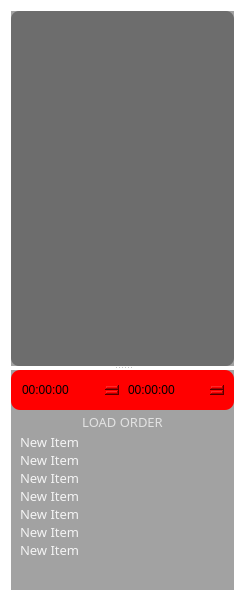
Old version of the form previewpanel.ui in the repository nothanley/ModManager.
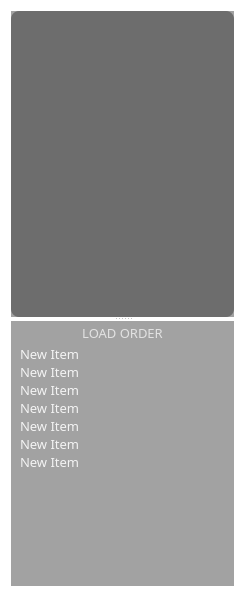
New version of the form.

Diff of the .ui file:
```diff
--- a/previewpanel.ui
+++ b/previewpanel.ui
@@ -48,7 +48,7 @@
       <property name="minimumSize">
        <size>
         <width>100</width>
-        <height>355</height>
+        <height>306</height>
        </size>
       </property>
       <property name="styleSheet">
@@ -78,6 +78,18 @@
        </property>
        <item>
         <widget class="QLabel" name="PreviewLabel">
+         <property name="sizePolicy">
+          <sizepolicy hsizetype="Expanding" vsizetype="Preferred">
+           <horstretch>0</horstretch>
+           <verstretch>0</verstretch>
+          </sizepolicy>
+         </property>
+         <property name="maximumSize">
+          <size>
+           <width>16777215</width>
+           <height>16777215</height>
+          </size>
+         </property>
          <property name="styleSheet">
           <string notr="true">QLabel{
 background-color: qlineargradient(spread: pad, 
@@ -101,7 +113,7 @@
          <property name="maximumSize">
           <size>
            <width>16777215</width>
-           <height>138</height>
+           <height>150</height>
           </size>
          </property>
          <property name="styleSheet">
@@ -247,7 +259,7 @@
       <property name="minimumSize">
        <size>
         <width>0</width>
-        <height>220</height>
+        <height>250</height>
        </size>
       </property>
       <property name="styleSheet">
@@ -289,34 +301,6 @@
        <property name="bottomMargin">
         <number>0</number>
        </property>
-       <item>
-        <widget class="QFrame" name="frame">
-         <property name="minimumSize">
-          <size>
-           <width>0</width>
-           <height>40</height>
-          </size>
-         </property>
-         <property name="styleSheet">
-          <string notr="true">background-color: rgb(255, 0, 0);
-border-radius: 9px;</string>
-         </property>
-         <property name="frameShape">
-          <enum>QFrame::StyledPanel</enum>
-         </property>
-         <property name="frameShadow">
-          <enum>QFrame::Raised</enum>
-         </property>
-         <layout class="QHBoxLayout" name="horizontalLayout">
-          <item>
-           <widget class="QTimeEdit" name="timeEdit"/>
-          </item>
-          <item>
-           <widget class="QTimeEdit" name="timeEdit_2"/>
-          </item>
-         </layout>
-        </widget>
-       </item>
        <item>
         <widget class="QLabel" name="LoadOrderLabel">
          <property name="minimumSize">
```
